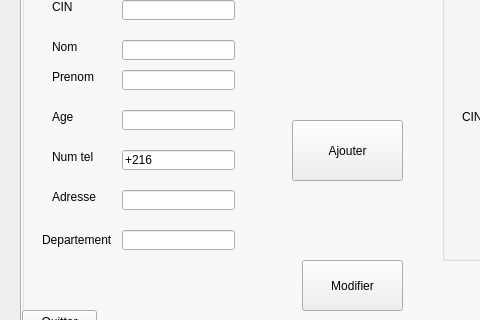
Before: the Qt Designer form mainwindow.ui in houas6/Smart-Recruit-help-center, drawn with Qt 5; both pictures show x 0 to 480 and y 96 to 416 of the 800 by 600 pixel window.
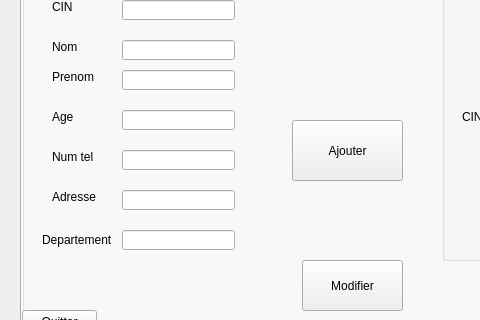
After: the same form once the commit is applied. The open tabs and pages were chosen to show the change.

Diff of the .ui file:
```diff
--- a/mainwindow.ui
+++ b/mainwindow.ui
@@ -266,7 +266,16 @@
         </rect>
        </property>
        <property name="inputMask">
-        <string>+216</string>
+        <string/>
+       </property>
+       <property name="text">
+        <string notr="true"/>
+       </property>
+       <property name="maxLength">
+        <number>8</number>
+       </property>
+       <property name="type" stdset="0">
+        <number>8</number>
        </property>
       </widget>
       <widget class="QLineEdit" name="lineEdit_adresse">
```
Left out of the diff: 14 changed lines with no effect on the pictures.
